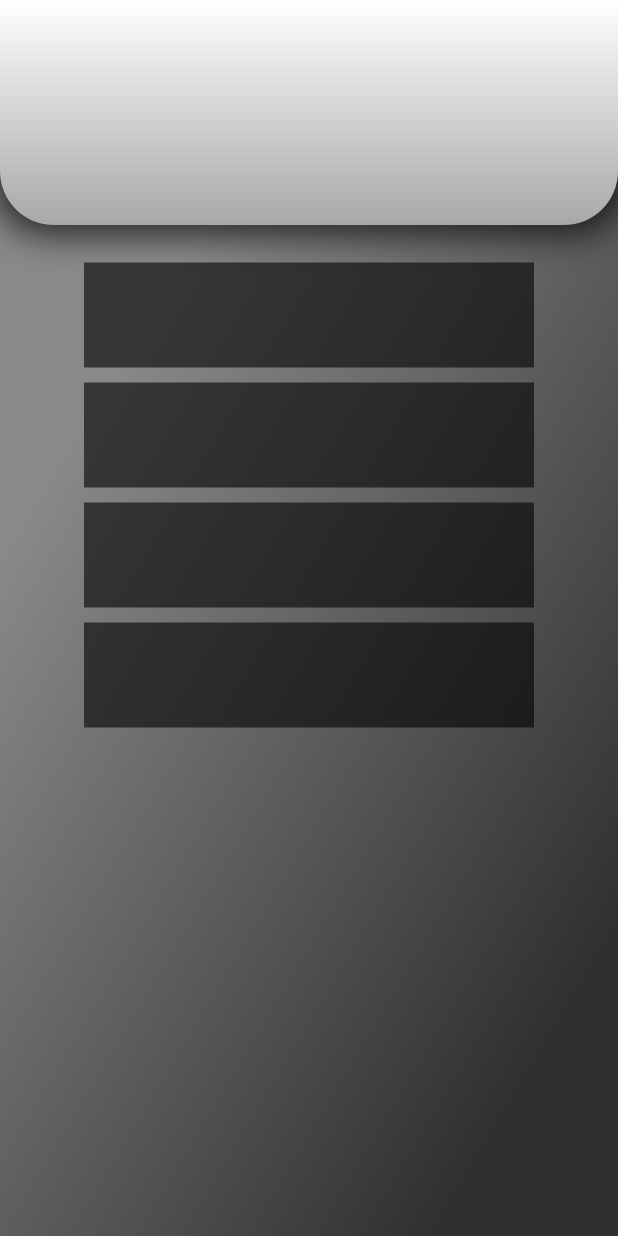
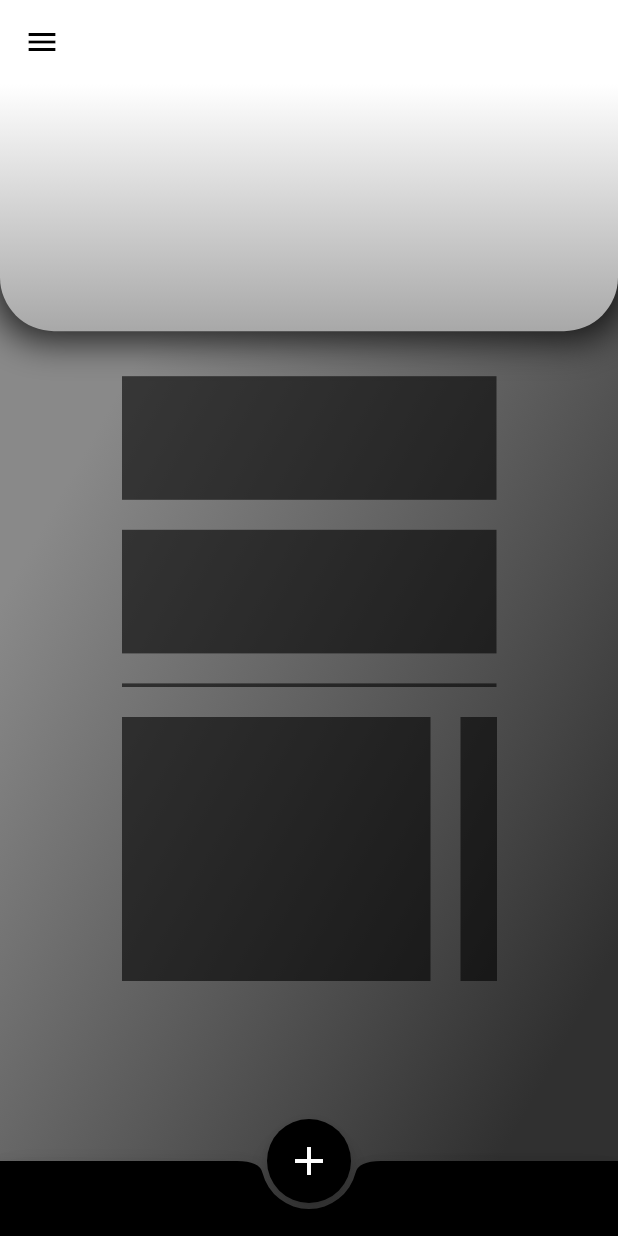
Before and after one commit to BurakYtu/GES_UI, a Flutter app: the Homepage screen opened directly, on a phone screen of 412 x 824 dp. Run offline on Flutter 3.47's test engine with Material 2 defaults, Android fonts, the phone set to English and light mode, and no system bars; our stand-ins replace firebase_auth, firebase_core, firebase_storage, flutter_map, flutter_svg, latlong; missing offline and left inert: lat_lon_grid_plugin; accounts and stored records are empty.

Commit message:
login and homepage merged
login to reach homepage
edit homepage

```diff
--- a/ges/lib/Signup.dart
+++ b/ges/lib/Signup.dart
@@ -181,7 +181,11 @@ class _SignUpScreenState extends State<SignUpScreen> {
               AlreadyHaveAnAccountCheck(
                 login: false,
                 press: () {
-                  Navigator.pop(context);
+                  Navigator.pushAndRemoveUntil(context, MaterialPageRoute(
+                    builder: (context) {
+                      return LogInScreen();
+                    },
+                  ), (Route<dynamic> route) => false,);
                 },
               ),
             ],
--- a/ges/lib/homepage.dart
+++ b/ges/lib/homepage.dart
@@ -1,6 +1,4 @@
 import 'package:flutter/material.dart';
-import 'myflexiableappbar.dart';
-import 'myappbar.dart';
 import 'package:ges/sidebar.dart';
 import 'detail_1_page.dart';
 import 'detail_2_page.dart';
@@ -15,7 +13,6 @@ class Homepage extends StatefulWidget {
 }
 
 class _HomepageState extends State<Homepage> {
-
   static const List<List<String>> PVSections = [
     [
       'https://senerji.istanbul/wp-content/uploads/2021/03/roof-top-solar-1-1170x820-1.jpg',
@@ -51,11 +48,38 @@ class _HomepageState extends State<Homepage> {
 
   @override
   Widget build(BuildContext context) {
-
+    Size size = MediaQuery.of(context).size;
     return Scaffold(
-      backgroundColor: Color(0XFF34495E),
+        extendBody: true,
+        bottomNavigationBar: BottomAppBar(
+          color: Colors.black,
+          shape: CircularNotchedRectangle(),
+          child: Container(
+            height: 50.0,
+          ),
+        ),
+        floatingActionButtonLocation: FloatingActionButtonLocation.centerDocked,
+        floatingActionButton: FloatingActionButton(
+          backgroundColor: Colors.black,
+          child: Center(
+            child: Icon(
+              Icons.add,
+              size: 32.0,
+              color: Colors.white,
+            ),
+          ),
+          onPressed: () {
+          },
+        ),
+        backgroundColor: Colors.white,
         drawer: SideBar(),
+        appBar: AppBar(
+          iconTheme: IconThemeData(color: Colors.black),
+          elevation: 0,
+          backgroundColor: Colors.white,
+        ),
         body: Container(
+          height: size.height,
           decoration: BoxDecoration(
               gradient: LinearGradient(
                 begin: new Alignment(-1.0, -0.1),
@@ -70,19 +94,16 @@ class _HomepageState extends State<Homepage> {
                 ],
               )
           ),
+          child: SingleChildScrollView(
             child: Column(
-          children: <Widget>[
-            Container(
-              margin: EdgeInsets.only(bottom: 25),
-              height: 150,
-              child: Stack(
+                mainAxisAlignment: MainAxisAlignment.center,
                 children: <Widget>[
                   Container(
                     padding: EdgeInsets.only(
                       left: 20.0,
                       right: 20.0,
                     ),
-                    //height: 200,
+                    height: size.height * 0.2,
                     decoration: BoxDecoration(
                       gradient: LinearGradient(
                           begin: Alignment.topCenter,
@@ -105,59 +126,76 @@ class _HomepageState extends State<Homepage> {
                         )
                       ],
                     ),
-                  )
+                  ),
+                  Container(
+                    padding: EdgeInsets.only(
+                      bottom: 10.0,
+                      top: 30.0,
+                    ),
+                    height: size.height*0.3,
+                    width: 250,
+                    child: ListView(
+                      padding: EdgeInsets.zero,
+                      scrollDirection: Axis.vertical,
+                      children: <Widget>[
+                        Container(
+                          color: Colors.black.withOpacity(0.6),
+                          height: size.height*0.1,
+                        ),
+                        SizedBox(height: 20),
+                        Container(
+                          color: Colors.black.withOpacity(0.6),
+                          height: size.height*0.1,
+                        ),
+                        SizedBox(height: 20),
+                        Container(
+                          color: Colors.black.withOpacity(0.6),
+                          height: size.height*0.1,
+                        ),
+                        SizedBox(height: 20),
+                        Container(
+                          color: Colors.black.withOpacity(0.6),
+                          height: size.height*0.1,
+                        ),
+                        SizedBox(height: 20),
+                        Container(
+                          color: Colors.black.withOpacity(0.6),
+                          height: size.height*0.1,
+                        ),
                       ],
                     ),
                   ),
-            SizedBox(
-              height: 320,
-              width: 300,
-              child: Container(
-                child: Column(
+                  Container(
+                    padding: EdgeInsets.only(
+                      bottom: 20.0,
+                      top: 10.0,
+                    ),
+                    height: size.height*0.25,
+                    width: 250,
+                    child: ListView(
+                      padding: EdgeInsets.zero,
+                      scrollDirection: Axis.horizontal,
                       children: <Widget>[
-                      SizedBox(
-                        height: 70,
-                        width: 300,
-                        child: Container(
+                        Container(
                           color: Colors.black.withOpacity(0.6),
+                          width: size.height*0.25,
+                        ),
+                        SizedBox(width: 20),
+                        Container(
+                          color: Colors.black.withOpacity(0.6),
+                          width: size.height*0.25,
+                        ),
+                        SizedBox(width: 20),
+                        Container(
+                          color: Colors.black.withOpacity(0.6),
+                          width: size.height*0.25,
+                        ),
+                      ],
                     ),
                   ),
-                      SizedBox(
-                        height: 10,
-                      ),
-                      SizedBox(
-                        height: 70,
-                        width: 300,
-                        child: Container(
-                          color: Colors.black.withOpacity(0.6),
-                        ),
-                      ),
-                      SizedBox(
-                        height: 10,
-                      ),
-                      SizedBox(
-                        height: 70,
-                        width: 300,
-                        child: Container(
-                          color: Colors.black.withOpacity(0.6),
-                        ),
-                      ),
-                      SizedBox(
-                        height: 10,
-                      ),
-                      SizedBox(
-                        height: 70,
-                        width: 300,
-                        child: Container(
-                          color: Colors.black.withOpacity(0.6),
-                        ),
-                      ),
-                    ]
-                ),
+                ],
             ),
           )
-          ],
-        ),
         )
     );
   }
--- a/ges/lib/login.dart
+++ b/ges/lib/login.dart
@@ -1,10 +1,10 @@
 import 'package:firebase_auth/firebase_auth.dart';
 import 'package:flutter/material.dart';
 import 'package:flutter_svg/svg.dart';
-import 'package:ges/Welcome.dart';
 import 'package:ges/theme.dart';
 import 'Signup.dart';
 import 'already_have_an_account_acheck.dart';
+import 'homepage.dart';
 
 class LogInScreen extends StatefulWidget {
   @override
@@ -104,7 +104,7 @@ class _LogInScreenState extends State<LogInScreen> {
                   borderRadius: BorderRadius.circular(30),
                   child: FlatButton(
                     padding: EdgeInsets.symmetric(vertical: 20, horizontal: 40),
-                    color: kPrimaryLightColor,
+                    color: kPrimaryColor,
                     onPressed: () async {
                       try {
                         UserCredential userCredential = await FirebaseAuth.instance.signInWithEmailAndPassword(
@@ -117,14 +117,11 @@ class _LogInScreenState extends State<LogInScreen> {
                           actions: <Widget>[
                             TextButton(
                               onPressed: () {
-                                Navigator.push(
-                                  context,
-                                  MaterialPageRoute(
-                                    builder: (context) {
-                                      return WelcomeScreen();
-                                    },
-                                  ),
-                                );
+                                Navigator.pushAndRemoveUntil(context, MaterialPageRoute(
+                                  builder: (context) {
+                                    return Homepage();
+                                  },
+                                ), (Route<dynamic> route) => false,);
                               },
                               child: const Text('Take me'),
                             ),
@@ -184,7 +181,7 @@ class _LogInScreenState extends State<LogInScreen> {
                     },
                     child: Text(
                       "Sing In",
-                      style: TextStyle(color: Colors.black),
+                      style: TextStyle(color: Colors.white),
                     ),
                   ),
                 ),
@@ -192,7 +189,11 @@ class _LogInScreenState extends State<LogInScreen> {
               SizedBox(height: size.height * 0.03),
               AlreadyHaveAnAccountCheck(
                 press: () {
-                  Navigator.pop(context);
+                  Navigator.pushAndRemoveUntil(context, MaterialPageRoute(
+                    builder: (context) {
+                      return SignUpScreen();
+                    },
+                  ), (Route<dynamic> route) => false,);
                 },
               ),
             ],
--- a/ges/lib/sidebar.dart
+++ b/ges/lib/sidebar.dart
@@ -27,7 +27,7 @@ class SideBar extends StatelessWidget{
                 ),),
               currentAccountPicture: CircleAvatar(
                 child: ClipOval(
-                  child: Image(image: AssetImage('assets/fourx.PNG'),
+                  child: Image(image: AssetImage('lib/assets/fourx.PNG'),
                     width: 80,
                     height: 80,
                     fit: BoxFit.cover,
@@ -36,7 +36,7 @@ class SideBar extends StatelessWidget{
               ),
               decoration: BoxDecoration(
                   image: DecorationImage(
-                      image: AssetImage('assets/plant.PNG'),
+                      image: AssetImage('lib/assets/plant.PNG'),
                       fit: BoxFit.cover
                   )
               ),
```
Lines whose indentation alone changed are shown as unchanged.
